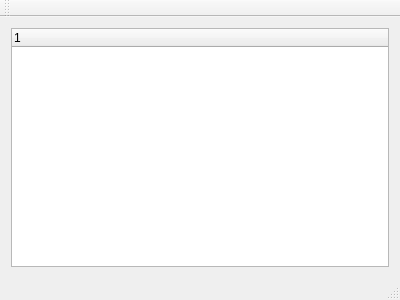
First picture: the form in QTreeWidget/mainwindow.ui, repository FoxFAQ/QtExamples, before the edit.
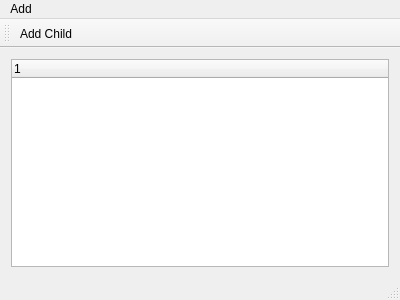
Second picture: the form after the edit.

Commit message: QActions 23, can also add resource file and add icons to actions

The edit to the form file:
```diff
--- a/QTreeWidget/mainwindow.ui
+++ b/QTreeWidget/mainwindow.ui
@@ -35,6 +35,13 @@
      <height>21</height>
     </rect>
    </property>
+   <widget class="QMenu" name="menuAdd_Child">
+    <property name="title">
+     <string>Add</string>
+    </property>
+    <addaction name="actionAdd_Child"/>
+   </widget>
+   <addaction name="menuAdd_Child"/>
   </widget>
   <widget class="QToolBar" name="mainToolBar">
    <attribute name="toolBarArea">
@@ -43,8 +50,14 @@
    <attribute name="toolBarBreak">
     <bool>false</bool>
    </attribute>
+   <addaction name="actionAdd_Child"/>
   </widget>
   <widget class="QStatusBar" name="statusBar"/>
+  <action name="actionAdd_Child">
+   <property name="text">
+    <string>Add Child</string>
+   </property>
+  </action>
  </widget>
  <layoutdefault spacing="6" margin="11"/>
  <resources/>
```
The commit also changes 2 other files.
